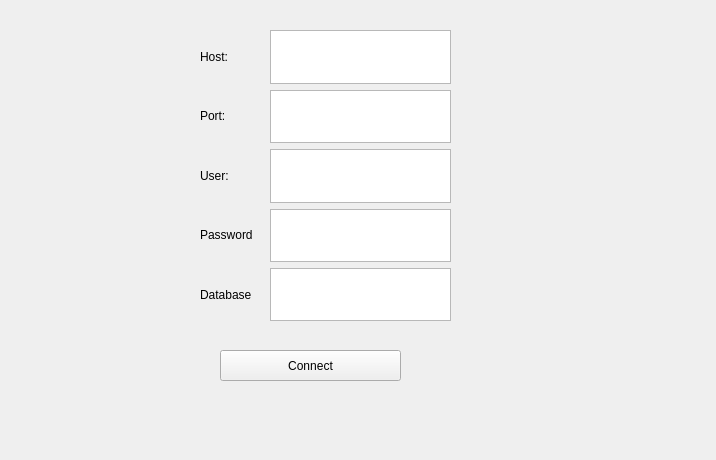
krisanovdev/SQL-viewer, file SQL-viewer/Views/ConnectDialog.ui: the form before one commit.
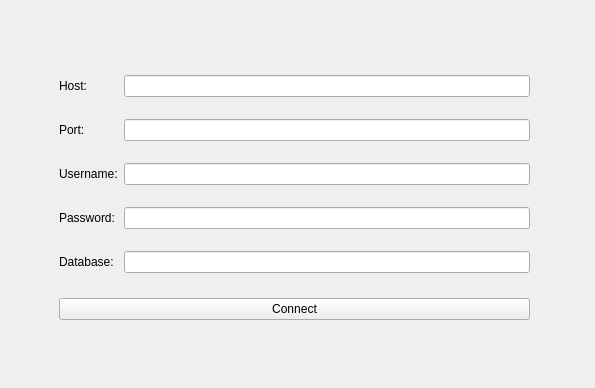
The form after the commit.

Patch:
```diff
--- a/SQL-viewer/Views/ConnectDialog.ui
+++ b/SQL-viewer/Views/ConnectDialog.ui
@@ -6,8 +6,8 @@
    <rect>
     <x>0</x>
     <y>0</y>
-    <width>716</width>
-    <height>460</height>
+    <width>595</width>
+    <height>388</height>
    </rect>
   </property>
   <property name="windowTitle">
@@ -16,92 +16,155 @@
   <widget class="QWidget" name="verticalLayoutWidget">
    <property name="geometry">
     <rect>
-     <x>270</x>
-     <y>30</y>
-     <width>181</width>
-     <height>291</height>
-    </rect>
-   </property>
-   <layout class="QVBoxLayout" name="verticalLayout">
-    <item>
-     <widget class="QPlainTextEdit" name="input_host"/>
-    </item>
-    <item>
-     <widget class="QPlainTextEdit" name="input_port"/>
-    </item>
-    <item>
-     <widget class="QPlainTextEdit" name="input_user"/>
-    </item>
-    <item>
-     <widget class="QPlainTextEdit" name="input_password"/>
-    </item>
-    <item>
-     <widget class="QPlainTextEdit" name="input_db"/>
-    </item>
-   </layout>
-  </widget>
-  <widget class="QWidget" name="verticalLayoutWidget_2">
-   <property name="geometry">
-    <rect>
-     <x>200</x>
-     <y>30</y>
-     <width>52</width>
-     <height>291</height>
+     <x>59</x>
+     <y>49</y>
+     <width>471</width>
+     <height>271</height>
     </rect>
    </property>
    <layout class="QVBoxLayout" name="verticalLayout_2">
     <item>
+     <layout class="QFormLayout" name="formLayout_2">
+      <item row="0" column="1">
+       <spacer name="verticalSpacer_2">
+        <property name="orientation">
+         <enum>Qt::Vertical</enum>
+        </property>
+        <property name="sizeType">
+         <enum>QSizePolicy::Fixed</enum>
+        </property>
+        <property name="sizeHint" stdset="0">
+         <size>
+          <width>20</width>
+          <height>20</height>
+         </size>
+        </property>
+       </spacer>
+      </item>
+      <item row="1" column="0">
      <widget class="QLabel" name="lbl_host">
-      <property name="layoutDirection">
-       <enum>Qt::RightToLeft</enum>
-      </property>
       <property name="text">
        <string>Host:</string>
       </property>
      </widget>
     </item>
-    <item>
+      <item row="1" column="1">
+       <widget class="QLineEdit" name="input_host"/>
+      </item>
+      <item row="2" column="1">
+       <spacer name="verticalSpacer">
+        <property name="orientation">
+         <enum>Qt::Vertical</enum>
+        </property>
+        <property name="sizeType">
+         <enum>QSizePolicy::Fixed</enum>
+        </property>
+        <property name="sizeHint" stdset="0">
+         <size>
+          <width>20</width>
+          <height>10</height>
+         </size>
+        </property>
+       </spacer>
+      </item>
+      <item row="3" column="0">
      <widget class="QLabel" name="lbl_port">
       <property name="text">
        <string>Port:</string>
       </property>
      </widget>
     </item>
-    <item>
-     <widget class="QLabel" name="lbl_user">
+      <item row="3" column="1">
+       <widget class="QLineEdit" name="input_port"/>
+      </item>
+      <item row="4" column="1">
+       <spacer name="verticalSpacer_3">
+        <property name="orientation">
+         <enum>Qt::Vertical</enum>
+        </property>
+        <property name="sizeType">
+         <enum>QSizePolicy::Fixed</enum>
+        </property>
+        <property name="sizeHint" stdset="0">
+         <size>
+          <width>40</width>
+          <height>10</height>
+         </size>
+        </property>
+       </spacer>
+      </item>
+      <item row="5" column="0">
+       <widget class="QLabel" name="lbl_username">
       <property name="text">
-       <string>User:</string>
+         <string>Username:</string>
       </property>
      </widget>
     </item>
-    <item>
+      <item row="5" column="1">
+       <widget class="QLineEdit" name="input_username"/>
+      </item>
+      <item row="6" column="1">
+       <spacer name="verticalSpacer_4">
+        <property name="orientation">
+         <enum>Qt::Vertical</enum>
+        </property>
+        <property name="sizeType">
+         <enum>QSizePolicy::Fixed</enum>
+        </property>
+        <property name="sizeHint" stdset="0">
+         <size>
+          <width>20</width>
+          <height>10</height>
+         </size>
+        </property>
+       </spacer>
+      </item>
+      <item row="7" column="0">
      <widget class="QLabel" name="lbl_password">
       <property name="text">
        <string>Password:</string>
       </property>
      </widget>
     </item>
-    <item>
-     <widget class="QLabel" name="lbl_db">
+      <item row="7" column="1">
+       <widget class="QLineEdit" name="input_password"/>
+      </item>
+      <item row="8" column="1">
+       <spacer name="verticalSpacer_5">
+        <property name="orientation">
+         <enum>Qt::Vertical</enum>
+        </property>
+        <property name="sizeType">
+         <enum>QSizePolicy::Fixed</enum>
+        </property>
+        <property name="sizeHint" stdset="0">
+         <size>
+          <width>20</width>
+          <height>10</height>
+         </size>
+        </property>
+       </spacer>
+      </item>
+      <item row="9" column="0">
+       <widget class="QLabel" name="lbl_database">
       <property name="text">
        <string>Database:</string>
       </property>
      </widget>
     </item>
-   </layout>
-  </widget>
+      <item row="9" column="1">
+       <widget class="QLineEdit" name="input_database"/>
+      </item>
+     </layout>
+    </item>
+    <item>
   <widget class="QPushButton" name="btn_connect">
-   <property name="geometry">
-    <rect>
-     <x>220</x>
-     <y>350</y>
-     <width>181</width>
-     <height>31</height>
-    </rect>
-   </property>
    <property name="text">
     <string>Connect</string>
    </property>
+     </widget>
+    </item>
+   </layout>
   </widget>
  </widget>
  <resources/>
```
Lines whose indentation alone changed are shown as unchanged.
